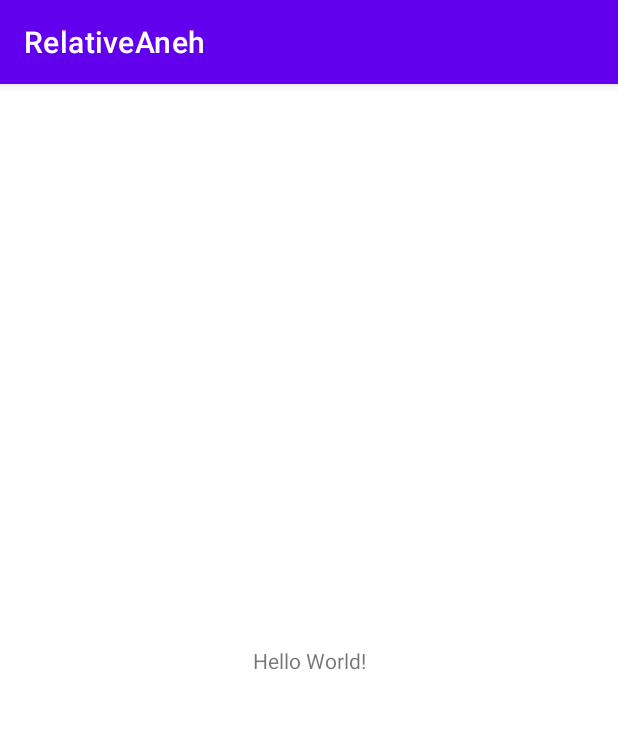
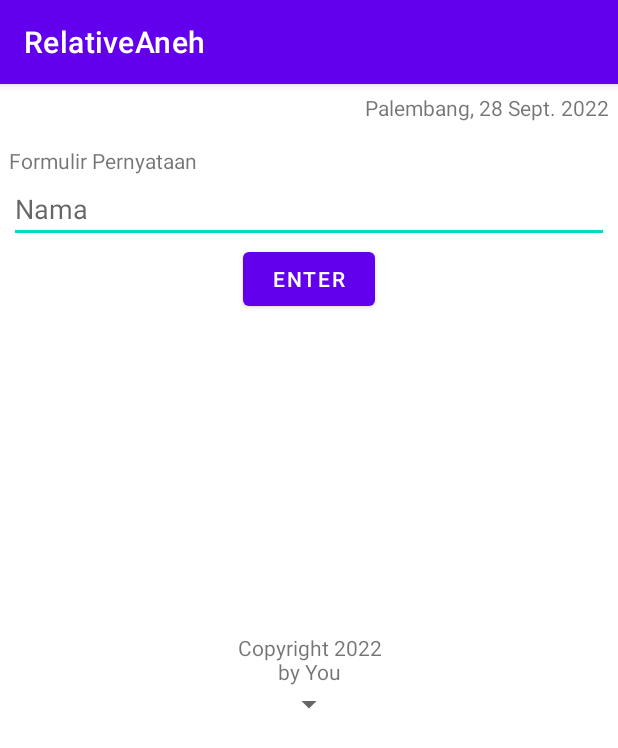
Before and after one commit to syifawhn/RelativeAneh, an Android app: the screen it shows after launch (MainActivity), on a phone screen of 412 x 824 dp. Shown: the top 748 px of the screen. Run offline under Robolectric (Android 15) with nearby library versions, the phone set to English and light mode, and no system bars.

Commit message:
push 3/10/2022

```diff
--- a/app/src/main/res/layout/activity_main.xml
+++ b/app/src/main/res/layout/activity_main.xml
@@ -1,18 +1,57 @@
 <?xml version="1.0" encoding="utf-8"?>
-<androidx.constraintlayout.widget.ConstraintLayout xmlns:android="http://schemas.android.com/apk/res/android"
+<RelativeLayout xmlns:android="http://schemas.android.com/apk/res/android"
     xmlns:app="http://schemas.android.com/apk/res-auto"
     xmlns:tools="http://schemas.android.com/tools"
     android:layout_width="match_parent"
     android:layout_height="match_parent"
+    android:layout_margin="6dp"
     tools:context=".MainActivity">
 
     <TextView
+        android:id="@+id/tv_tanggal"
         android:layout_width="wrap_content"
         android:layout_height="wrap_content"
-        android:text="Hello World!"
-        app:layout_constraintBottom_toBottomOf="parent"
-        app:layout_constraintEnd_toEndOf="parent"
-        app:layout_constraintStart_toStartOf="parent"
-        app:layout_constraintTop_toTopOf="parent" />
+        android:text="Palembang, 28 Sept. 2022"
+        android:layout_alignParentRight="true"/>
 
-</androidx.constraintlayout.widget.ConstraintLayout>
+    <TextView
+        android:id="@+id/tv_pernyataan"
+        android:layout_width="wrap_content"
+        android:layout_height="wrap_content"
+        android:text="Formulir Pernyataan"
+        android:layout_marginTop="16dp"
+        android:layout_below="@+id/tv_tanggal"/>
+
+    <EditText
+        android:id="@+id/et_nama"
+        android:layout_width="match_parent"
+        android:layout_height="wrap_content"
+        android:hint="Nama"
+        android:layout_below="@id/tv_pernyataan"/>
+
+    <Button
+        android:id="@+id/btn_enter"
+        android:layout_width="wrap_content"
+        android:layout_height="wrap_content"
+        android:text="ENTER"
+        android:layout_below="@+id/et_nama"
+        android:layout_centerHorizontal="true"/>
+
+    <TextView
+        android:id="@+id/tv_cpr"
+        android:layout_width="wrap_content"
+        android:layout_height="wrap_content"
+        android:text="Copyright 2022\nby You"
+        android:gravity="center"
+        android:layout_centerInParent="true"/>
+
+    <Spinner
+        android:id="@+id/spn_ket"
+        android:layout_width="wrap_content"
+        android:layout_height="wrap_content"
+        android:layout_below="@+id/tv_cpr"
+        android:gravity="center"
+        android:layout_centerInParent="true"
+        />
+
+</RelativeLayout>
```
